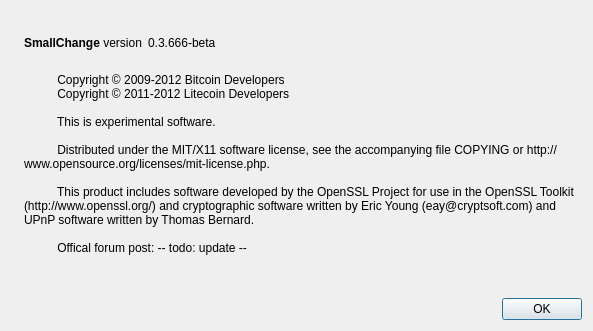
Qt form src/qt/forms/aboutdialog.ui (CannaCurrency/CannaCoin) before a commit.
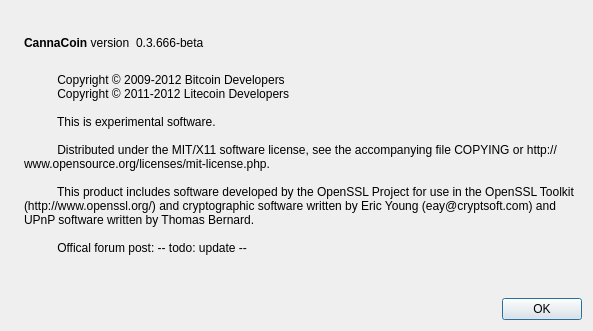
The same form after that commit. Icons and pictures are not drawn.

Diff of the .ui file:
```diff
--- a/src/qt/forms/aboutdialog.ui
+++ b/src/qt/forms/aboutdialog.ui
@@ -50,7 +50,7 @@
           <cursorShape>IBeamCursor</cursorShape>
          </property>
          <property name="text">
-          <string>&lt;b&gt;SmallChange&lt;/b&gt; version</string>
+          <string>&lt;b&gt;CannaCoin&lt;/b&gt; version</string>
          </property>
          <property name="textInteractionFlags">
           <set>Qt::LinksAccessibleByMouse|Qt::TextSelectableByKeyboard|Qt::TextSelectableByMouse</set>
```
Left out of the diff: 2 changed lines with no effect on the pictures.
